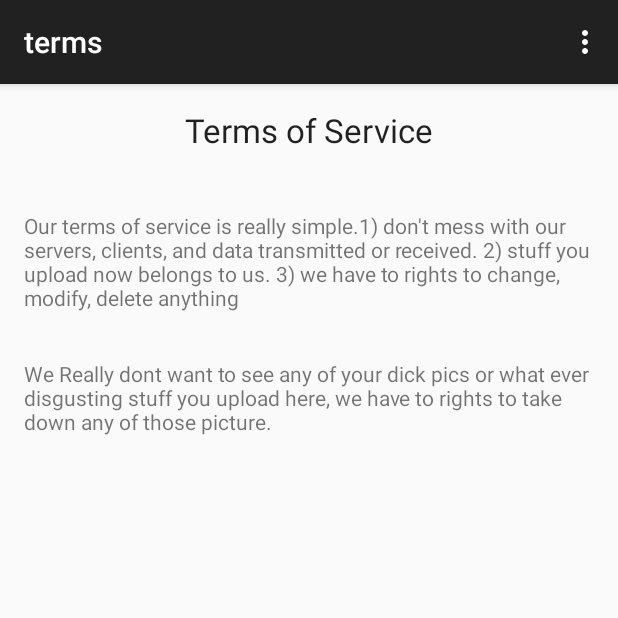
After one commit to jiahaok/SuggestApp, an Android app: the terms screen opened directly, with no data from a screen before it, on a phone screen of 412 x 824 dp, the top half of it. The commit adds this screen. Run offline under Robolectric (Android 15) with nearby library versions, the phone set to English and light mode, and no system bars.

Commit message:
added some terms

```diff
--- a/SuggestApp/app/src/main/AndroidManifest.xml
+++ b/SuggestApp/app/src/main/AndroidManifest.xml
@@ -3,8 +3,10 @@
     package="piratecrew.suggestapp" >
 
     <uses-permission android:name="android.permission.CAMERA" />
+
     <uses-feature android:name="android.hardware.camera" />
     <uses-feature android:name="android.hardware.camera.autofocus" />
+
     <uses-permission android:name="android.permission.WRITE_EXTERNAL_STORAGE" />
 
     <application
@@ -21,7 +23,7 @@
                 <category android:name="android.intent.category.LAUNCHER" />
             </intent-filter>
         </activity>
-	<activity
+        <activity
             android:name=".CreateActivity"
             android:label="@string/title_activity_create" >
             <meta-data
@@ -60,6 +62,10 @@
                 android:name="android.support.PARENT_ACTIVITY"
                 android:value="piratecrew.suggestapp.MainActivity" />
         </activity>
+        <activity
+            android:name=".terms"
+            android:label="@string/title_activity_terms" >
+        </activity>
     </application>
 
 </manifest>
--- a/SuggestApp/app/src/main/java/piratecrew/suggestapp/MainActivity.java
+++ b/SuggestApp/app/src/main/java/piratecrew/suggestapp/MainActivity.java
@@ -46,6 +46,9 @@ public class MainActivity extends ActionBarActivity {
             case R.id.action_about:
                 startActivity(new Intent(MainActivity.this, AboutActivity.class));
                 break;
+            case R.id.action_terms:
+                startActivity(new Intent(MainActivity.this, terms.class));
+                break;
 
         }
     }
--- /dev/null
+++ b/SuggestApp/app/src/main/java/piratecrew/suggestapp/terms.java
@@ -0,0 +1,39 @@
+package piratecrew.suggestapp;
+
+import android.support.v7.app.ActionBarActivity;
+import android.os.Bundle;
+import android.view.Menu;
+import android.view.MenuItem;
+
+
+public class terms extends ActionBarActivity {
+
+    @Override
+    protected void onCreate(Bundle savedInstanceState) {
+        super.onCreate(savedInstanceState);
+        setContentView(R.layout.activity_terms);
+    }
+
+
+    @Override
+    public boolean onCreateOptionsMenu(Menu menu) {
+        // Inflate the menu; this adds items to the action bar if it is present.
+        getMenuInflater().inflate(R.menu.menu_terms, menu);
+        return true;
+    }
+
+    @Override
+    public boolean onOptionsItemSelected(MenuItem item) {
+        // Handle action bar item clicks here. The action bar will
+        // automatically handle clicks on the Home/Up button, so long
+        // as you specify a parent activity in AndroidManifest.xml.
+        int id = item.getItemId();
+
+        //noinspection SimplifiableIfStatement
+        if (id == R.id.action_settings) {
+            return true;
+        }
+
+        return super.onOptionsItemSelected(item);
+    }
+}
--- /dev/null
+++ b/SuggestApp/app/src/main/res/layout/activity_terms.xml
@@ -0,0 +1,41 @@
+<RelativeLayout xmlns:android="http://schemas.android.com/apk/res/android"
+    xmlns:tools="http://schemas.android.com/tools" android:layout_width="match_parent"
+    android:layout_height="match_parent" android:paddingLeft="@dimen/activity_horizontal_margin"
+    android:paddingRight="@dimen/activity_horizontal_margin"
+    android:paddingTop="@dimen/activity_vertical_margin"
+    android:paddingBottom="@dimen/activity_vertical_margin"
+    tools:context="piratecrew.suggestapp.terms">
+
+    <TextView
+        android:layout_width="wrap_content"
+        android:layout_height="wrap_content"
+        android:textAppearance="?android:attr/textAppearanceLarge"
+        android:text="Terms of Service"
+        android:id="@+id/textView"
+        android:layout_alignParentTop="true"
+        android:layout_centerHorizontal="true" />
+
+    <TextView
+        android:layout_width="wrap_content"
+        android:layout_height="wrap_content"
+        android:text="Our terms of service is really simple.1) don't mess with our servers, clients, and data transmitted or received. 2) stuff you upload now belongs to us. 3) we have to rights to change, modify, delete anything"
+        android:id="@+id/textView2"
+        android:layout_below="@+id/textView"
+        android:layout_marginTop="39dp"
+        android:layout_alignParentLeft="true"
+        android:layout_alignParentStart="true"
+        android:layout_alignParentRight="true"
+        android:layout_alignParentEnd="true" />
+
+    <TextView
+        android:layout_width="wrap_content"
+        android:layout_height="wrap_content"
+        android:text="We Really dont want to see any of your dick pics or what ever disgusting stuff you upload here, we have to rights to take down any of those picture. "
+        android:id="@+id/textView3"
+        android:layout_below="@+id/textView2"
+        android:layout_marginTop="31dp"
+        android:layout_alignParentLeft="true"
+        android:layout_alignParentStart="true"
+        android:layout_alignRight="@+id/textView2"
+        android:layout_alignEnd="@+id/textView2" />
+</RelativeLayout>
--- a/SuggestApp/app/src/main/res/menu/menu_main.xml
+++ b/SuggestApp/app/src/main/res/menu/menu_main.xml
@@ -11,4 +11,6 @@
         android:orderInCategory="100" app:showAsAction="never" />
     <item android:id="@+id/action_about" android:title="About"
         android:orderInCategory="100" app:showAsAction="never" />
+    <item android:id="@+id/action_terms" android:title="Terms"
+        android:orderInCategory="100" app:showAsAction="never" />
 </menu>
--- /dev/null
+++ b/SuggestApp/app/src/main/res/menu/menu_terms.xml
@@ -0,0 +1,6 @@
+<menu xmlns:android="http://schemas.android.com/apk/res/android"
+    xmlns:app="http://schemas.android.com/apk/res-auto"
+    xmlns:tools="http://schemas.android.com/tools" tools:context="piratecrew.suggestapp.terms">
+    <item android:id="@+id/action_settings" android:title="@string/action_settings"
+        android:orderInCategory="100" app:showAsAction="never" />
+</menu>
--- a/SuggestApp/app/src/main/res/values/strings.xml
+++ b/SuggestApp/app/src/main/res/values/strings.xml
@@ -3,6 +3,7 @@
 
     <string name="hello_world">Hello world!</string>
     <string name="action_settings">Settings</string>
+    <string name="action_terms">Terms</string>
     <string name="title_activity_create">CreateActivity</string>
     <string name="title_activity_settings">Settings</string>
     <string name="title_activity_stats">Stats</string>
@@ -66,4 +67,5 @@
         <item>Chose From Gallery</item>
         <item>Cancel</item>
     </string-array>
+    <string name="title_activity_terms">terms</string>
 </resources>
```
